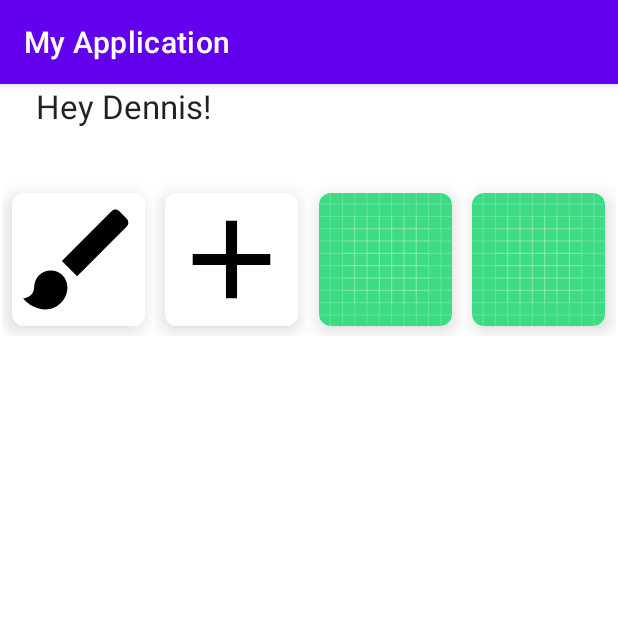
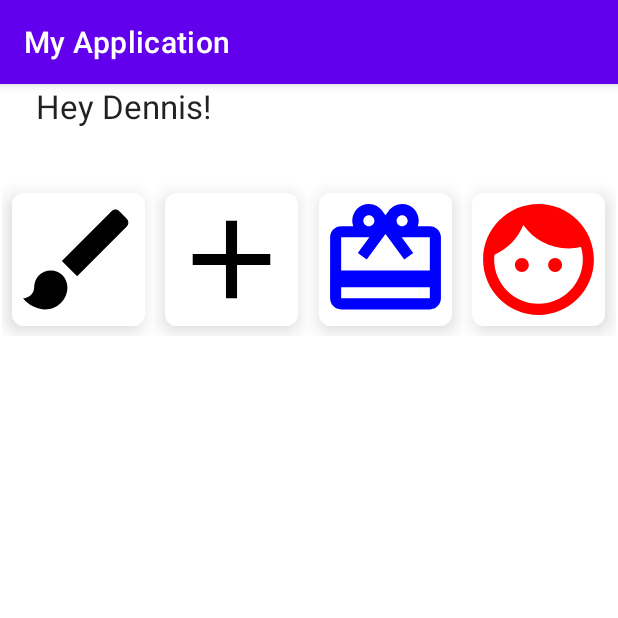
Before and after one commit to nonfungaistea/nonfungaistea, an Android app: the DashboardActivity screen opened directly, with no data from a screen before it, on a phone screen of 412 x 824 dp, the top half of it. Run offline under Robolectric (Android 15) with nearby library versions, the phone set to English and light mode, and no system bars.

Commit message:
Fixed array problem for grid layout in portfolio
Still need to fix the row and column situation

```diff
--- a/Senior Project/MyApplication/app/src/main/java/com/example/myapplication/Constants.kt
+++ b/Senior Project/MyApplication/app/src/main/java/com/example/myapplication/Constants.kt
@@ -5,4 +5,6 @@ import com.example.myapplication.R
 val DEFAULT_ICONS = listOf(
     R.drawable.ic_brush,
     R.drawable.ic_plus,
+    R.drawable.ic_face,
+    R.drawable.ic_gift,
     )
--- a/Senior Project/MyApplication/app/src/main/java/com/example/myapplication/DashboardActivity.kt
+++ b/Senior Project/MyApplication/app/src/main/java/com/example/myapplication/DashboardActivity.kt
@@ -11,19 +11,15 @@ import com.example.myapplication.databinding.ActivityDashboardBinding
 class DashboardActivity : AppCompatActivity() {
     private var boardSize: BoardSize = BoardSize.HARD
     private lateinit var binding: ActivityDashboardBinding
-    private lateinit var rvBoard: RecyclerView
-    private lateinit var tvNumPair: TextView
+//    private lateinit var rvBoard: RecyclerView
     override fun onCreate(savedInstanceState: Bundle?) {
         super.onCreate(savedInstanceState)
         binding = ActivityDashboardBinding.inflate(layoutInflater)
         setContentView(binding.root)
-
-        rvBoard = findViewById(R.id.rvBoard)
-
         val plusImage = DEFAULT_ICONS.shuffled().take(boardSize.getNumPairs())
-        rvBoard.adapter = VisualCardAdapter(this,boardSize,plusImage)    //8 Rows
-        rvBoard.setHasFixedSize(true)   // Size is always going to be defined when it boots up no matter how many it has, but with true it makes app more efficient.
-        rvBoard.layoutManager = GridLayoutManager(this,boardSize.getWidth()) // 2 Columns
+        binding.rvBoard.adapter = VisualCardAdapter(this,boardSize,plusImage)    //8 Rows
+        binding.rvBoard.setHasFixedSize(true)   // Size is always going to be defined when it boots up no matter how many it has, but with true it makes app more efficient.
+        binding.rvBoard.layoutManager = GridLayoutManager(this,boardSize.getWidth()) // 2 Columns
         //setContentView(R.layout.activity_dashboard)
     }
 }
--- /dev/null
+++ b/Senior Project/MyApplication/app/src/main/res/drawable-v24/ic_face.xml
@@ -0,0 +1,5 @@
+<vector android:height="24dp" android:tint="#FF0000"
+    android:viewportHeight="24" android:viewportWidth="24"
+    android:width="24dp" xmlns:android="http://schemas.android.com/apk/res/android">
+    <path android:fillColor="@android:color/white" android:pathData="M9,11.75c-0.69,0 -1.25,0.56 -1.25,1.25s0.56,1.25 1.25,1.25 1.25,-0.56 1.25,-1.25 -0.56,-1.25 -1.25,-1.25zM15,11.75c-0.69,0 -1.25,0.56 -1.25,1.25s0.56,1.25 1.25,1.25 1.25,-0.56 1.25,-1.25 -0.56,-1.25 -1.25,-1.25zM12,2C6.48,2 2,6.48 2,12s4.48,10 10,10 10,-4.48 10,-10S17.52,2 12,2zM12,20c-4.41,0 -8,-3.59 -8,-8 0,-0.29 0.02,-0.58 0.05,-0.86 2.36,-1.05 4.23,-2.98 5.21,-5.37C11.07,8.33 14.05,10 17.42,10c0.78,0 1.53,-0.09 2.25,-0.26 0.21,0.71 0.33,1.47 0.33,2.26 0,4.41 -3.59,8 -8,8z"/>
+</vector>
--- /dev/null
+++ b/Senior Project/MyApplication/app/src/main/res/drawable-v24/ic_gift.xml
@@ -0,0 +1,5 @@
+<vector android:height="24dp" android:tint="#0000FF"
+    android:viewportHeight="24" android:viewportWidth="24"
+    android:width="24dp" xmlns:android="http://schemas.android.com/apk/res/android">
+    <path android:fillColor="@android:color/white" android:pathData="M20,6h-2.18c0.11,-0.31 0.18,-0.65 0.18,-1 0,-1.66 -1.34,-3 -3,-3 -1.05,0 -1.96,0.54 -2.5,1.35l-0.5,0.67 -0.5,-0.68C10.96,2.54 10.05,2 9,2 7.34,2 6,3.34 6,5c0,0.35 0.07,0.69 0.18,1L4,6c-1.11,0 -1.99,0.89 -1.99,2L2,19c0,1.11 0.89,2 2,2h16c1.11,0 2,-0.89 2,-2L22,8c0,-1.11 -0.89,-2 -2,-2zM15,4c0.55,0 1,0.45 1,1s-0.45,1 -1,1 -1,-0.45 -1,-1 0.45,-1 1,-1zM9,4c0.55,0 1,0.45 1,1s-0.45,1 -1,1 -1,-0.45 -1,-1 0.45,-1 1,-1zM20,19L4,19v-2h16v2zM20,14L4,14L4,8h5.08L7,10.83 8.62,12 11,8.76l1,-1.36 1,1.36L15.38,12 17,10.83 14.92,8L20,8v6z"/>
+</vector>
```
